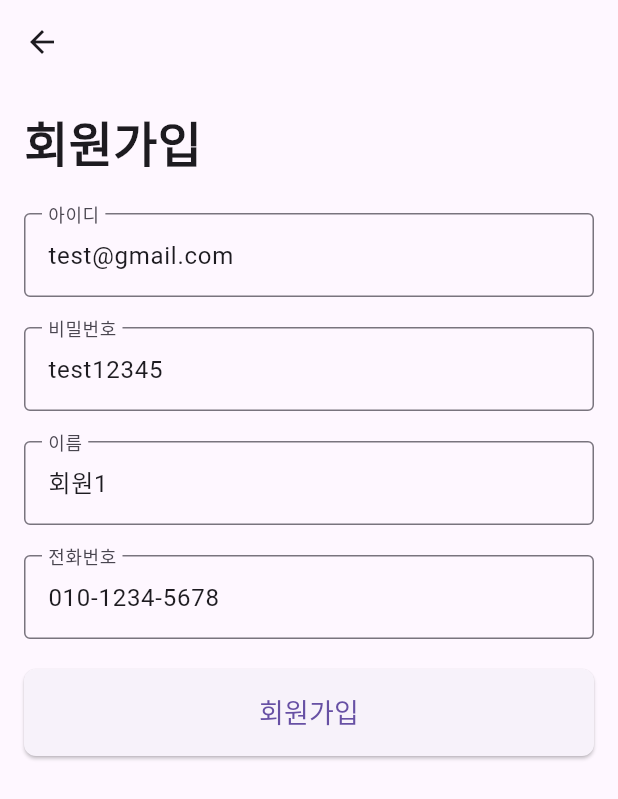
After one commit to CodeLink-MediTag/MediTag-FE3, a Flutter app: the SignupPage screen opened directly, after a tap on "회원가입", on a phone screen of 412 x 824 dp. The commit adds this screen. Shown: the top 799 px of the screen. Run offline on Flutter 3.47's test engine with Material 3 defaults, Android fonts, the phone set to English and light mode, and no system bars; our stand-ins replace image_picker, shared_preferences, table_calendar; accounts and stored records are empty; network calls fail; Roboto replaces fonts that are missing (Pretendard).

Commit message:
회원가입 기능 구현 | 전역 ip 변수 생성

```diff
--- a/lib/features/login/component/login_fields.dart
+++ b/lib/features/login/component/login_fields.dart
@@ -2,14 +2,14 @@ import 'package:flutter/cupertino.dart';
 import 'package:flutter/material.dart';
 
 import '../model/login_request_model.dart';
-import '../repository/auth_repository.dart';
+import '../repository/login_auth_repository.dart';
 import 'login_custom_button.dart';
 import 'login_custom_text_field.dart';
 
 class LoginFields extends StatelessWidget {
 
   // 요청 보내는 로직이 있는 리포지토리
-  final repository = AuthRepository();
+  final repository = LoginAuthRepository();
 
   final _formKey = GlobalKey<FormState>();
   String _username = '';
--- a/lib/features/login/repository/auth_repository.dart
+++ b/lib/features/login/repository/login_auth_repository.dart
@@ -1,14 +1,15 @@
 import 'dart:convert';
 import 'package:http/http.dart' as http;
+import 'package:medife/ip/ip_address.dart';
 import 'package:shared_preferences/shared_preferences.dart';
 
 import '../model/login_request_model.dart';
 
 
-class AuthRepository {
+class LoginAuthRepository {
   Future<String?> login(LoginRequestModel request) async {
     final response = await http.post(
-      Uri.parse('http://192.168.0.11:8080/api/auth/login'),
+      Uri.parse('http://$ipAddress:8080/api/auth/login'),
       headers: {'Content-Type': 'application/json'},
       body: jsonEncode(request.toJson()),
     );
--- a/lib/features/login/screen/login_screen.dart
+++ b/lib/features/login/screen/login_screen.dart
@@ -4,7 +4,7 @@ import 'package:medife/main.dart';
 
 import '../component/login_fields.dart';
 import '../component/login_logo.dart';
-import '../repository/auth_repository.dart';
+import '../repository/login_auth_repository.dart';
 
 void main (){
   runApp(MaterialApp(
--- /dev/null
+++ b/lib/features/signup/component/sginup_title.dart
@@ -0,0 +1,16 @@
+import 'package:flutter/cupertino.dart';
+
+class SignupTitle extends StatelessWidget {
+  const SignupTitle({Key? key}) : super(key: key);
+
+  @override
+  Widget build(BuildContext context) {
+    return const Text(
+      '회원가입',
+      style: TextStyle(
+        fontSize: 32,
+        fontWeight: FontWeight.bold,
+      ),
+    );
+  }
+}
--- /dev/null
+++ b/lib/features/signup/component/signup_app_bar.dart
@@ -0,0 +1,22 @@
+
+import 'package:flutter/cupertino.dart';
+import 'package:flutter/material.dart';
+
+class SignupAppBar extends StatelessWidget implements PreferredSizeWidget {
+  const SignupAppBar({Key? key}) : super(key: key);
+
+  @override
+  Size get preferredSize => const Size.fromHeight(kToolbarHeight);
+
+  @override
+  Widget build(BuildContext context) {
+    return AppBar(
+      leading: IconButton(
+        icon: const Icon(Icons.arrow_back),
+        onPressed: () => Navigator.of(context).pop(),
+      ),
+      backgroundColor: Colors.transparent,
+      elevation: 0,
+    );
+  }
+}
--- /dev/null
+++ b/lib/features/signup/component/signup_button.dart
@@ -0,0 +1,32 @@
+import 'package:flutter/cupertino.dart';
+import 'package:flutter/material.dart';
+
+class SignupButton extends StatelessWidget {
+  final VoidCallback onPressed;
+
+  const SignupButton({
+    Key? key,
+    required this.onPressed
+  }) : super(key: key);
+
+  @override
+  Widget build(BuildContext context) {
+    return SizedBox(
+      width: double.infinity,
+      child: ElevatedButton(
+        onPressed: onPressed,
+        style: ElevatedButton.styleFrom(
+          padding: const EdgeInsets.symmetric(vertical: 16),
+          shape: RoundedRectangleBorder(
+            borderRadius: BorderRadius.circular(8),
+          ),
+        ),
+        child: const Text(
+          '회원가입',
+          style: TextStyle(fontSize: 18),
+        ),
+      ),
+    );
+
+  }
+}
--- /dev/null
+++ b/lib/features/signup/component/signup_fields.dart
@@ -0,0 +1,85 @@
+import 'package:flutter/cupertino.dart';
+import 'package:flutter/material.dart';
+import 'package:medife/features/signup/component/signup_button.dart';
+import 'package:medife/features/signup/component/signup_text_field.dart';
+
+import '../model/signup_request_model.dart';
+import '../repository/signup_auth_repository.dart';
+
+class SignupFields extends StatelessWidget {
+  final _formKey = GlobalKey<FormState>();
+  String _username = '';
+  String _password = '';
+  String _name = '';
+  String _phoneNumber = '';
+
+  SignupFields({super.key});
+
+  @override
+  Widget build(BuildContext context) {
+    return Form(
+      key: _formKey,
+      child: Column(
+        children: [
+          SignupTextField(
+            controller: TextEditingController(text: "test@gmail.com"),
+            label: '아이디',
+            validator: (value) => value!.isEmpty ? '아이디를 입력해주세요' : null,
+            onSaved: (value) => _username = value!,
+          ),
+          SizedBox(height: 20,),
+          SignupTextField(
+            controller: TextEditingController(text: "test12345"),
+            label: '비밀번호',
+            validator: (value) => value!.isEmpty ? '아이디를 입력해주세요' : null,
+            onSaved: (value) => _password = value!,
+          ),
+          SizedBox(height: 20,),
+          SignupTextField(
+            controller: TextEditingController(text: "회원1"),
+            label: '이름',
+            validator: (value) => value!.isEmpty ? '아이디를 입력해주세요' : null,
+            onSaved: (value) => _name = value!,
+          ),
+          SizedBox(height: 20,),
+          SignupTextField(
+            controller: TextEditingController(text: "010-1234-5678"),
+            label: '전화번호',
+            validator: (value) => value!.isEmpty ? '아이디를 입력해주세요' : null,
+            onSaved: (value) => _phoneNumber = value!,
+          ),
+
+          SizedBox(height: 20,),
+          SignupButton(
+            onPressed: () async {
+              if (_formKey.currentState!.validate()) {
+                _formKey.currentState!.save();
+
+                final request = SignupRequestModel(
+                  username: _username,
+                  password: _password,
+                  name: _name,
+                  phoneNumber: _phoneNumber,
+                  firebaseToken: "" // 아직 파이어베이스 토큰 받는 기능이 없음으로 빈 문자열 삽입
+                );
+
+                final repository = SignupAuthRepository();
+                final result = await repository.signup(request);
+
+                if (result == true) {
+                  // 회원가입 성공 시
+                  print('회원가입 성공: $result');
+                } else {
+                  // 회원가입 실패 시
+                  ScaffoldMessenger.of(context).showSnackBar(
+                    SnackBar(content: Text('회원가입 실패')),
+                  );
+                }
+              }
+            },
+          ),
+        ],
+      ),
+    );
+  }
+}
--- /dev/null
+++ b/lib/features/signup/component/signup_text_field.dart
@@ -0,0 +1,37 @@
+import 'package:flutter/cupertino.dart';
+import 'package:flutter/material.dart';
+
+class SignupTextField extends StatelessWidget {
+  final String label;
+  final bool obscureText;
+  final TextInputType? keyboardType;
+  final FormFieldSetter<String> onSaved;
+  final FormFieldValidator<String> validator;
+  final TextEditingController? controller;
+
+
+  const SignupTextField({
+    Key? key,
+    required this.label,
+    required this.validator,
+    required this.onSaved,
+    this.obscureText = false,
+    this.controller,
+    this.keyboardType,
+  }) : super(key: key);
+
+  @override
+  Widget build(BuildContext context) {
+    return TextFormField(
+      controller: controller,
+      onSaved: onSaved,
+      validator: validator,
+      obscureText: obscureText,
+      keyboardType: keyboardType,
+      decoration: InputDecoration(
+        labelText: label,
+        border: const OutlineInputBorder(),
+      ),
+    );
+  }
+}
--- /dev/null
+++ b/lib/features/signup/model/signup_request_model.dart
@@ -0,0 +1,26 @@
+class SignupRequestModel {
+  final String username;
+  final String password;
+  final String name;
+  final String phoneNumber;
+  final String firebaseToken;
+
+  SignupRequestModel({
+    required this.username,
+    required this.password,
+    required this.name,
+    required this.phoneNumber,
+    required this.firebaseToken
+  });
+
+  /// JSON으로 변환 (서버 요청용)
+  Map<String, dynamic> toJson() {
+    return {
+      'username': username,
+      'password': password,
+      'name': name,
+      'phone': phoneNumber,
+      'firebasetoken': firebaseToken
+    };
+  }
+}
--- /dev/null
+++ b/lib/features/signup/repository/signup_auth_repository.dart
@@ -0,0 +1,25 @@
+import 'dart:convert';
+
+import 'package:http/http.dart' as http;
+import 'package:medife/ip/ip_address.dart';
+
+import '../model/signup_request_model.dart';  // 새로 만든 모델 import
+
+class SignupAuthRepository {
+
+  Future<bool> signup(SignupRequestModel request) async {
+    final response = await http.post(
+      Uri.parse('http://$ipAddress:8080/api/member/register'), // 회원가입 API 경로
+      headers: {'Content-Type': 'application/json'},
+      body: jsonEncode(request.toJson()),
+    );
+
+    if (response.statusCode == 200) { // 보통 회원가입은 201 Created로 응답
+      print(response.body);
+      return true;
+    } else {
+      print(response.body);
+      return false;
+    }
+  }
+}
--- /dev/null
+++ b/lib/features/signup/screen/signup_screen.dart
@@ -0,0 +1,35 @@
+import 'package:flutter/material.dart';
+import 'package:medife/features/signup/component/signup_fields.dart';
+import 'package:medife/main.dart';
+
+import '../component/sginup_title.dart';
+import '../component/signup_app_bar.dart';
+import '../component/signup_button.dart';
+import '../component/signup_text_field.dart';
+
+void main() {
+  runApp(MaterialApp(
+    home: SignupPage(),
+  ));
+}
+
+class SignupPage extends StatelessWidget {
+  const SignupPage({Key? key}) : super(key: key);
+
+  @override
+  Widget build(BuildContext context) {
+    return Scaffold(
+      appBar: const SignupAppBar(),
+      body: Padding(
+        padding: const EdgeInsets.all(16.0),
+        child: ListView(
+          children:  [
+            SignupTitle(),
+            SizedBox(height: 24),
+            SignupFields()
+          ],
+        ),
+      ),
+    );
+  }
+}
--- /dev/null
+++ b/lib/ip/ip_address.dart
@@ -0,0 +1 @@
+final ipAddress = "10.138.59.174";
```
Also changed, not shown: lib/features/signup/old_sign_up.dart (renamed from lib/features/sign_up/old_sign_up.dart), 12 other files.
